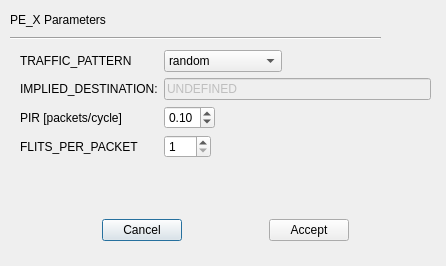
Above: GUI/ui/configPE.ui from MartinMosbeck/NoCMonitor before the change. Below: the same form after it.
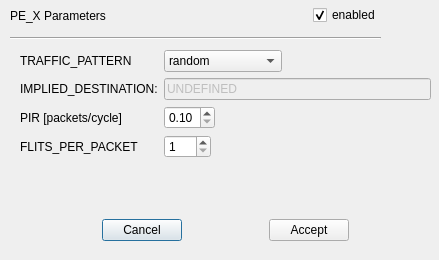
That is the form after the change.

The edit to the form file:
```diff
--- a/GUI/ui/configPE.ui
+++ b/GUI/ui/configPE.ui
@@ -6,8 +6,8 @@
    <rect>
     <x>0</x>
     <y>0</y>
-    <width>446</width>
-    <height>266</height>
+    <width>439</width>
+    <height>260</height>
    </rect>
   </property>
   <property name="sizePolicy">
@@ -133,7 +133,7 @@
       <item>
        <widget class="QDoubleSpinBox" name="packet_injection_rate">
         <property name="minimum">
-         <double>0.010000000000000</double>
+         <double>0.100000000000000</double>
         </property>
         <property name="maximum">
          <double>1.000000000000000</double>
@@ -197,19 +197,6 @@
     </item>
    </layout>
   </widget>
-  <widget class="QLabel" name="PE_label">
-   <property name="geometry">
-    <rect>
-     <x>10</x>
-     <y>10</y>
-     <width>121</width>
-     <height>20</height>
-    </rect>
-   </property>
-   <property name="text">
-    <string>PE_X Parameters</string>
-   </property>
-  </widget>
   <widget class="Line" name="line">
    <property name="geometry">
     <rect>
@@ -288,6 +275,48 @@
     </item>
    </layout>
   </widget>
+  <widget class="QWidget" name="horizontalLayoutWidget">
+   <property name="geometry">
+    <rect>
+     <x>10</x>
+     <y>0</y>
+     <width>371</width>
+     <height>31</height>
+    </rect>
+   </property>
+   <layout class="QHBoxLayout" name="horizontalLayout">
+    <item>
+     <widget class="QLabel" name="PE_label">
+      <property name="text">
+       <string>PE_X Parameters</string>
+      </property>
+     </widget>
+    </item>
+    <item>
+     <spacer name="horizontalSpacer">
+      <property name="orientation">
+       <enum>Qt::Horizontal</enum>
+      </property>
+      <property name="sizeHint" stdset="0">
+       <size>
+        <width>40</width>
+        <height>20</height>
+       </size>
+      </property>
+     </spacer>
+    </item>
+    <item>
+     <widget class="QCheckBox" name="PE_enabled">
+      <property name="text">
+       <string>enabled</string>
+      </property>
+      <property name="checked">
+       <bool>true</bool>
+      </property>
+     </widget>
+    </item>
+   </layout>
+  </widget>
  </widget>
  <resources/>
  <connections>
```
Left out of the diff: 2 changed lines with no effect on the pictures.
